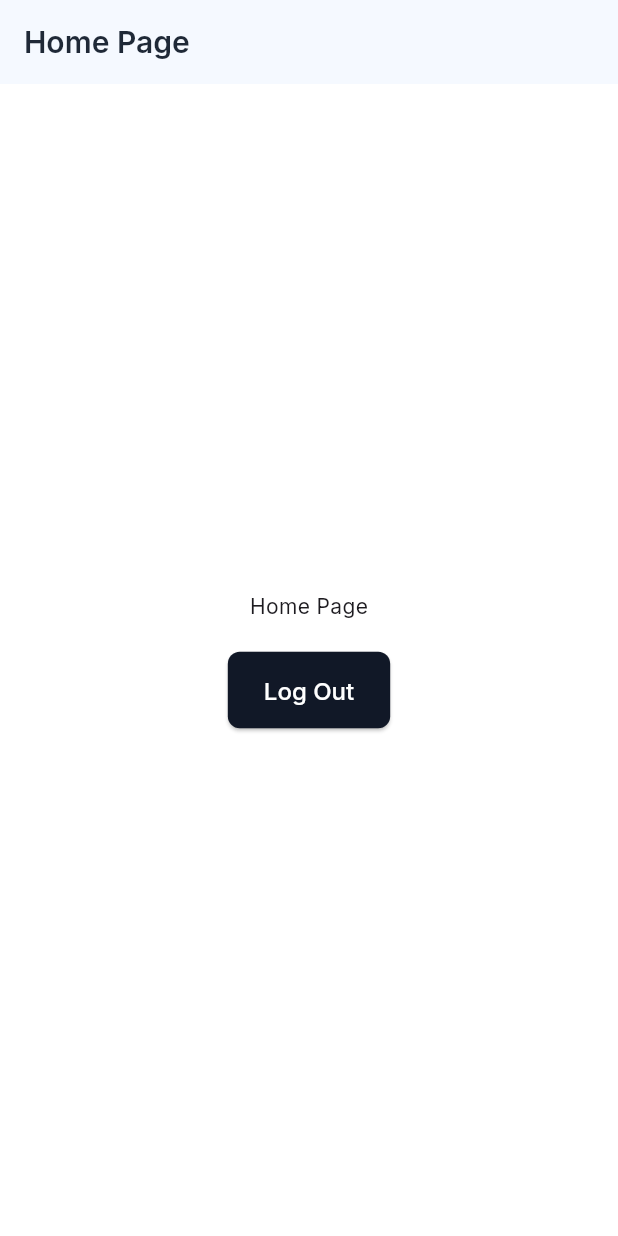
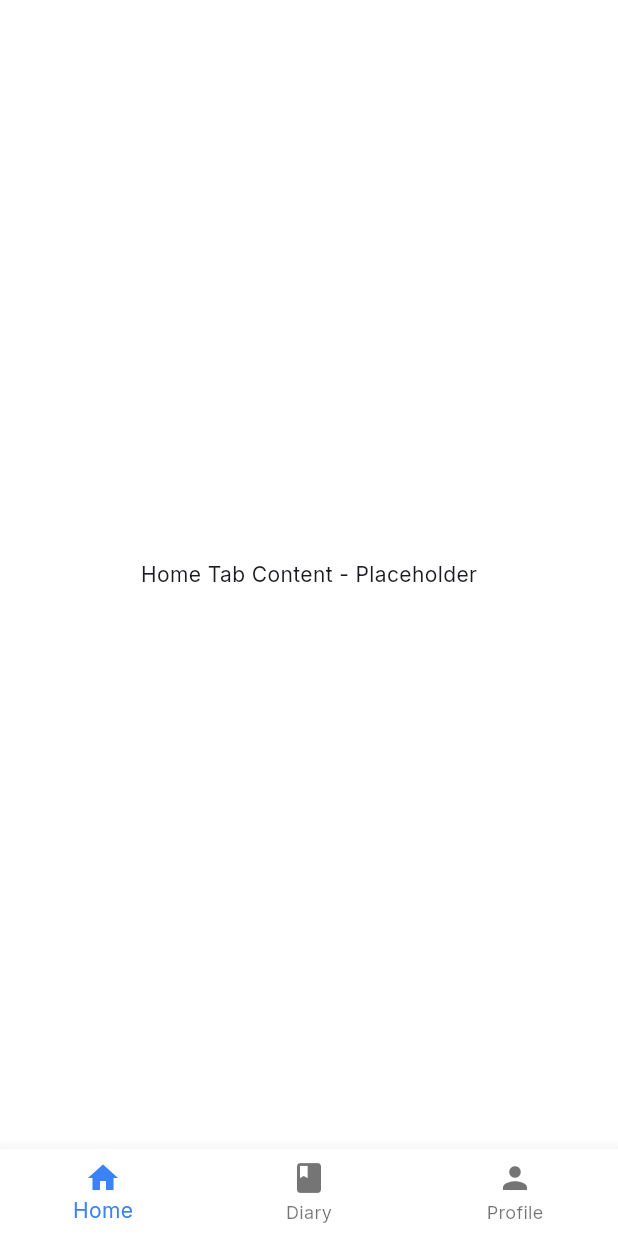
Before and after one commit to TimurKarev/quit_smart_app, a Flutter app: the screen it shows once a user with an empty profile is signed in, on a phone screen of 412 x 824 dp. Run offline on Flutter 3.47's test engine with Material 3 defaults, Android fonts, the phone set to English and light mode, and no system bars; our stand-ins replace bloc, cloud_firestore, equatable, firebase_auth, firebase_core, flutter_bloc and 5 more; accounts and stored records are empty.

Commit message:
feat: implement bottom navigation with home, diary and profile tabs

```diff
--- a/lib/features/home/home_page.dart
+++ b/lib/features/home/home_page.dart
@@ -1,29 +1,44 @@
 import 'package:flutter/material.dart';
-import 'package:flutter_bloc/flutter_bloc.dart';
-import 'package:quit_smart_app/features/auth/ui/bloc/auth/auth_bloc.dart';
+import 'package:go_router/go_router.dart';
 
-class HomePage extends StatelessWidget {
-  const HomePage({super.key});
+class HomePage extends StatefulWidget {
+  const HomePage({super.key, required this.navigationShell});
+
+  final StatefulNavigationShell navigationShell;
+
+  @override
+  State<HomePage> createState() => _HomePageState();
+}
+
+class _HomePageState extends State<HomePage> {
+  void _onItemTapped(int index) {
+    widget.navigationShell.goBranch(
+      index,
+      initialLocation: index == widget.navigationShell.currentIndex,
+    );
+  }
 
   @override
   Widget build(BuildContext context) {
     return Scaffold(
-      appBar: AppBar(title: const Text('Home Page')),
-      body: Center(
-        child: Column(
-          mainAxisAlignment: MainAxisAlignment.center,
-          children: <Widget>[
-            const Text('Home Page'),
-            const SizedBox(height: 20),
-            ElevatedButton(
-              onPressed: () {
-                // Dispatch the sign-out event
-                context.read<AuthBloc>().add(const AuthSignOutRequested());
-              },
-              child: const Text('Log Out'),
-            ),
-          ],
-        ),
+      body: widget.navigationShell,
+      bottomNavigationBar: BottomNavigationBar(
+        items: const <BottomNavigationBarItem>[
+          BottomNavigationBarItem(
+            icon: Icon(Icons.home),
+            label: 'Home',
+          ),
+          BottomNavigationBarItem(
+            icon: Icon(Icons.book),
+            label: 'Diary',
+          ),
+          BottomNavigationBarItem(
+            icon: Icon(Icons.person),
+            label: 'Profile',
+          ),
+        ],
+        currentIndex: widget.navigationShell.currentIndex,
+        onTap: _onItemTapped,
       ),
     );
   }
--- /dev/null
+++ b/lib/features/home/ui/screens/home_tab_screen.dart
@@ -0,0 +1,14 @@
+import 'package:flutter/material.dart';
+
+class HomeTabScreen extends StatelessWidget {
+  const HomeTabScreen({super.key});
+
+  @override
+  Widget build(BuildContext context) {
+    return const Scaffold(
+      body: Center(
+        child: Text('Home Tab Content - Placeholder'),
+      ),
+    );
+  }
+}
--- /dev/null
+++ b/lib/features/home/ui/screens/screens.dart
@@ -0,0 +1,3 @@
+export 'home_tab_screen.dart';
+export 'diary_tab_screen.dart';
+export 'profile_tab_screen.dart';
--- a/lib/main_app.dart
+++ b/lib/main_app.dart
@@ -1,31 +1,33 @@
 import 'package:flutter/material.dart';
 import 'package:flutter_bloc/flutter_bloc.dart';
-import 'package:quit_smart_app/features/auth/domain/repository/auth_repository.dart';
+import 'package:go_router/go_router.dart';
 import 'package:quit_smart_app/ui/theme/app_theme.dart';
 import 'package:flutter_localizations/flutter_localizations.dart';
 import 'package:quit_smart_app/generated/l10n/app_localizations.dart';
 import 'package:quit_smart_app/routing/app_router.dart';
-import 'package:quit_smart_app/utils/di/app_di.dart';
 import 'package:quit_smart_app/features/auth/ui/bloc/auth/auth_bloc.dart';
 
-class MainApp extends StatelessWidget {
+class MainApp extends StatefulWidget {
   const MainApp({super.key});
 
   @override
+  State<MainApp> createState() => _MainAppState();
+}
+
+class _MainAppState extends State<MainApp> {
+  late final GoRouter _router;
+
+  @override
+  void initState() {
+    super.initState();
+    final authBloc = context.read<AuthBloc>();
+    _router = createAppRouter(authBloc);
+  }
+
+  @override
   Widget build(BuildContext context) {
-    return RepositoryProvider(
-      create: (context) => AppDi({}),
-      child: BlocProvider(
-        lazy: false,
-        create:
-            (context) => AuthBloc(
-              authRepository: context.read<AppDi>().get<AuthRepository>(),
-            )..add(const AuthSubscriptionRequested()),
-        child: Builder(
-          builder: (context) {
-            final authBloc = context.watch<AuthBloc>();
     return MaterialApp.router(
-              routerConfig: createAppRouter(authBloc),
+      routerConfig: _router,
       localizationsDelegates: const [
         AppLocalizations.delegate,
         GlobalMaterialLocalizations.delegate,
@@ -38,9 +40,5 @@ class MainApp extends StatelessWidget {
       darkTheme: AppTheme.lightTheme,
       debugShowCheckedModeBanner: false,
     );
-          },
-        ),
-      ),
-    );
   }
 }
--- a/lib/routing/app_router.dart
+++ b/lib/routing/app_router.dart
@@ -1,89 +1,147 @@
 import 'dart:async';
 import 'package:flutter/material.dart';
 import 'package:go_router/go_router.dart';
-// import 'package:flutter_bloc/flutter_bloc.dart'; // Removed unused import
 import 'package:quit_smart_app/features/auth/domain/models/app_user.dart';
 import 'package:quit_smart_app/features/auth/ui/bloc/auth/auth_bloc.dart';
+import 'package:quit_smart_app/features/auth/ui/sing_in_page.dart';
 import 'package:quit_smart_app/features/home/home_page.dart';
+import 'package:quit_smart_app/features/home/ui/screens/screens.dart';
 import 'package:quit_smart_app/features/landing/landing_page.dart';
 import 'package:quit_smart_app/features/onboarding/onboarding_page.dart';
 import 'package:quit_smart_app/features/quiz/quiz_page.dart';
-import 'package:quit_smart_app/features/auth/ui/sing_in_page.dart';
+
+// Private navigators
+final _rootNavigatorKey = GlobalKey<NavigatorState>();
+final _shellNavigatorHomeKey = GlobalKey<NavigatorState>(debugLabel: 'shellHome');
+final _shellNavigatorDiaryKey = GlobalKey<NavigatorState>(debugLabel: 'shellDiary');
+final _shellNavigatorProfileKey = GlobalKey<NavigatorState>(debugLabel: 'shellProfile');
 
 // Define route paths
 class AppRoutes {
-  static const String landing = '/';
+  static const String landing = '/landing';
   static const String onboarding = '/onboarding';
   static const String signIn = '/signIn';
   static const String home = '/home';
+  static const String diary = '/diary';
+  static const String profile = '/profile';
   static const String quiz = '/quiz';
 }
 
 // Function to create the GoRouter instance
 GoRouter createAppRouter(AuthBloc authBloc) {
-  print('[AppRouter] createAppRouter called. Initial AuthBloc state: ${authBloc.state}');
+  print(
+      '[AppRouter] createAppRouter called. Initial AuthBloc state: ${authBloc.state}');
   return GoRouter(
     initialLocation: AppRoutes.landing, // Start at landing
     refreshListenable: GoRouterRefreshStream(authBloc),
-    navigatorKey: Router.navigatorKey, // Use the static key from Router class
+    navigatorKey: _rootNavigatorKey, // Use the static key from Router class
     redirect: (BuildContext context, GoRouterState state) {
       final authState = authBloc.state;
       final user = authState.user;
-      final currentLocation = state.matchedLocation;
-      print('[AppRouter Redirect] CurrentLocation: $currentLocation, AuthState User: ${user.runtimeType}, AuthBloc Raw State: $authState');
 
-      final isAuthLoading = user is UnknownUser;
-      print('[AppRouter Redirect] isAuthLoading: $isAuthLoading');
+      final bool isAuth = user is AuthenticatedUser;
+      final bool isUnauth = user is UnauthenticatedUser;
+      final bool isUnknown = user is UnknownUser;
 
-      if (isAuthLoading) {
-        if (currentLocation == AppRoutes.landing) {
-          print('[AppRouter Redirect] AuthLoading & OnLanding: Staying on Landing (return null)');
-          return null; // Stay on landing if loading
+      final String location = state.matchedLocation;
+      debugPrint('[AppRouter] Redirect: Current location: $location, Auth state: ${user.runtimeType}');
+
+      if (isUnknown && location == AppRoutes.landing) {
+        debugPrint('[AppRouter] Redirect: Unknown user on landing page, staying.');
+        return null;
+      }
+      if (isUnknown && location != AppRoutes.landing) {
+        debugPrint('[AppRouter] Redirect: Unknown user not on landing, redirecting to landing.');
+        return AppRoutes.landing;
+      }
+
+      if (isAuth) {
+        if (location == AppRoutes.landing || location == AppRoutes.onboarding || location == AppRoutes.signIn) {
+          debugPrint('[AppRouter] Redirect: Authenticated user on public page, redirecting to home.');
+          return AppRoutes.home;
         }
-        print('[AppRouter Redirect] AuthLoading & NOT OnLanding: Staying on current page (return null)');
+        debugPrint('[AppRouter] Redirect: Authenticated user on allowed page, staying.');
         return null;
       }
 
-      final isAuthenticated = user is AuthenticatedUser;
-      print('[AppRouter Redirect] isAuthenticated: $isAuthenticated');
-
-      final authRequiredRoutes = [AppRoutes.home];
-      final publicOnlyRoutes = [AppRoutes.onboarding, AppRoutes.signIn];
-
-      if (currentLocation == AppRoutes.landing) {
-        final path = isAuthenticated ? AppRoutes.home : AppRoutes.onboarding;
-        print('[AppRouter Redirect] OnLanding & AuthDetermined: Redirecting to $path');
-        return path;
+      if (isUnauth) {
+        // If user becomes Unauthenticated and is currently on the LandingPage,
+        // redirect them to Onboarding.
+        if (location == AppRoutes.landing) {
+          debugPrint('[AppRouter] Redirect: Unauthenticated user on landing, redirecting to onboarding.');
+          return AppRoutes.onboarding;
+        }
+        // If already on onboarding, signIn, OR THE TARGET IS QUIZ, allow them to stay/proceed.
+        debugPrint('[AppRouter] DIAGNOSTIC: Comparing location "$location" with AppRoutes.quiz "${AppRoutes.quiz}"');
+        if (location == AppRoutes.onboarding || location == AppRoutes.signIn || location == AppRoutes.quiz) {
+          debugPrint('[AppRouter] Redirect: Unauthenticated user on or going to onboarding/signIn/quiz, allowing ($location).');
+          return null;
+        }
+        // If trying to access a protected route (home, diary, profile), redirect to onboarding.
+        if (location.startsWith(AppRoutes.home) || location == AppRoutes.diary || location == AppRoutes.profile) {
+          debugPrint('[AppRouter] Redirect: Unauthenticated user on protected route ($location), redirecting to onboarding.');
+          return AppRoutes.onboarding;
+        }
+        // Fallback: if not on a known public-allowed route for unauthenticated users, send to onboarding.
+        debugPrint('[AppRouter] Redirect: Unauthenticated user on unhandled route, redirecting to onboarding as fallback.');
+        return AppRoutes.onboarding;
       }
 
-      if (isAuthenticated && publicOnlyRoutes.contains(currentLocation)) {
-        print('[AppRouter Redirect] Authenticated & OnPublicOnlyRoute: Redirecting to ${AppRoutes.home}');
-        return AppRoutes.home;
-      }
-
-      if (!isAuthenticated && authRequiredRoutes.contains(currentLocation)) {
-        print('[AppRouter Redirect] Unauthenticated & OnAuthRequiredRoute: Redirecting to ${AppRoutes.onboarding}');
-        return AppRoutes.onboarding;
-      }
-      print('[AppRouter Redirect] No redirect condition met. Staying on $currentLocation (return null)');
-      return null; // No redirect needed
+      debugPrint('[AppRouter] Redirect: No specific redirect rule matched, falling back to landing. THIS SHOULD RARELY HAPPEN.');
+      return AppRoutes.landing;
     },
-    routes: [
+    routes: <RouteBase>[
       GoRoute(
         path: AppRoutes.landing,
-        builder: (context, state) => const LandingPage(),
+        builder: (BuildContext context, GoRouterState state) =>
+            const LandingPage(),
       ),
       GoRoute(
         path: AppRoutes.onboarding,
-        builder: (context, state) => const OnboardingPage(),
+        builder: (BuildContext context, GoRouterState state) =>
+            const OnboardingPage(),
       ),
       GoRoute(
         path: AppRoutes.signIn,
-        builder: (context, state) => const SignInPage(),
+        builder: (BuildContext context, GoRouterState state) =>
+            const SignInPage(),
       ),
-      GoRoute(
-        path: AppRoutes.home,
-        builder: (context, state) => const HomePage(),
+      StatefulShellRoute.indexedStack(
+        builder: (context, state, navigationShell) {
+          return HomePage(navigationShell: navigationShell);
+        },
+        branches: <StatefulShellBranch>[
+          StatefulShellBranch(
+            navigatorKey: _shellNavigatorHomeKey,
+            routes: <RouteBase>[
+              GoRoute(
+                path: AppRoutes.home,
+                builder: (BuildContext context, GoRouterState state) =>
+                    const HomeTabScreen(), // Uses placeholder
+              ),
+            ],
+          ),
+          StatefulShellBranch(
+            navigatorKey: _shellNavigatorDiaryKey,
+            routes: <RouteBase>[
+              GoRoute(
+                path: AppRoutes.diary,
+                builder: (BuildContext context, GoRouterState state) =>
+                    const DiaryTabScreen(), // Uses placeholder
+              ),
+            ],
+          ),
+          StatefulShellBranch(
+            navigatorKey: _shellNavigatorProfileKey,
+            routes: <RouteBase>[
+              GoRoute(
+                path: AppRoutes.profile,
+                builder: (BuildContext context, GoRouterState state) =>
+                    const ProfileTabScreen(), // Uses placeholder
+              ),
+            ],
+          ),
+        ],
       ),
       GoRoute(
         path: AppRoutes.quiz,
@@ -96,28 +154,19 @@ GoRouter createAppRouter(AuthBloc authBloc) {
 
 // Helper class to make GoRouter refresh when AuthBloc state changes
 class GoRouterRefreshStream extends ChangeNotifier {
-  late final StreamSubscription<dynamic> _subscription;
-
   GoRouterRefreshStream(AuthBloc authBloc) {
-    print('[GoRouterRefreshStream] Created. Subscribing to AuthBloc stream.');
+    notifyListeners();
     _subscription = authBloc.stream.asBroadcastStream().listen(
-      (dynamic authState) {
-        print('[GoRouterRefreshStream] Received AuthBloc state: ${authState.runtimeType}, User: ${authState.user.runtimeType}');
-        print('[GoRouterRefreshStream] Calling notifyListeners().');
-        notifyListeners(); // Notify GoRouter to re-evaluate redirects on new BLoC states
+      (dynamic _) {
+        notifyListeners();
       },
-      onError: (error) {
-        print('[GoRouterRefreshStream] Error in AuthBloc stream: $error');
-      },
-      onDone: () {
-        print('[GoRouterRefreshStream] AuthBloc stream done.');
-      }
     );
   }
 
+  late final StreamSubscription<dynamic> _subscription;
+
   @override
   void dispose() {
-    print('[GoRouterRefreshStream] Disposing. Cancelling subscription.');
     _subscription.cancel();
     super.dispose();
   }
```
Also changed, not shown: lib/features/auth/ui/bloc/auth/auth_bloc.dart (+21 -9 lines), lib/features/home/ui/screens/diary_tab_screen.dart (added, +14 -0 lines), lib/features/home/ui/screens/profile_tab_screen.dart (added, +32 -0 lines), lib/main.dart (+22 -4 lines). Lines whose indentation alone changed are shown as unchanged.
